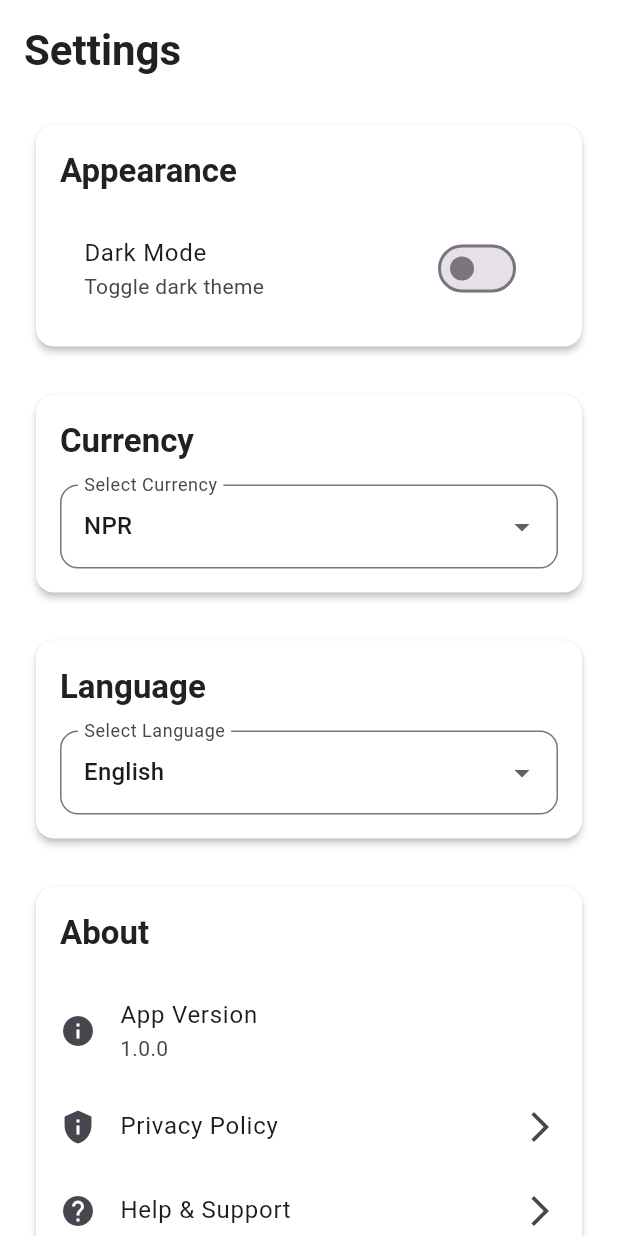
After one commit to aarogyaojha/kharchaplus, a Flutter app: the SettingsScreen screen opened by its route, on a phone screen of 412 x 824 dp. The commit adds this screen. Run offline on Flutter 3.47's test engine with Material 3 defaults, Android fonts, the light colour scheme and no system bars; our stand-ins replace fl_chart.

Commit message:
created a basic app

```diff
--- /dev/null
+++ b/lib/presentation/routes/app_router.dart
@@ -0,0 +1,32 @@
+import 'package:flutter/material.dart';
+import '../screens/home/home_screen.dart';
+import '../screens/add_expense/add_expense_screen.dart';
+import '../screens/expense_list/expense_list_screen.dart';
+import '../screens/transit/transit_screen.dart';
+import '../screens/dashboard/dashboard_screen.dart';
+import '../screens/settings/settings_screen.dart';
+
+class AppRouter {
+  static Route<dynamic> generateRoute(RouteSettings settings) {
+    switch (settings.name) {
+      case '/':
+        return MaterialPageRoute(builder: (_) => const HomeScreen());
+      case '/add-expense':
+        return MaterialPageRoute(builder: (_) => const AddExpenseScreen());
+      case '/expenses':
+        return MaterialPageRoute(builder: (_) => const ExpenseListScreen());
+      case '/transit':
+        return MaterialPageRoute(builder: (_) => const TransitScreen());
+      case '/dashboard':
+        return MaterialPageRoute(builder: (_) => const DashboardScreen());
+      case '/settings':
+        return MaterialPageRoute(builder: (_) => const SettingsScreen());
+      default:
+        return MaterialPageRoute(
+          builder: (_) => Scaffold(
+            body: Center(child: Text('No route defined for ${settings.name}')),
+          ),
+        );
+    }
+  }
+}
--- /dev/null
+++ b/lib/presentation/screens/settings/settings_screen.dart
@@ -0,0 +1,192 @@
+import 'package:flutter/material.dart';
+import '../../widgets/shared/app_card.dart';
+
+class SettingsScreen extends StatefulWidget {
+  const SettingsScreen({Key? key}) : super(key: key);
+
+  @override
+  State<SettingsScreen> createState() => _SettingsScreenState();
+}
+
+class _SettingsScreenState extends State<SettingsScreen> {
+  bool _isDarkMode = false;
+  String _selectedCurrency = 'NPR';
+  String _selectedLanguage = 'English';
+
+  final List<String> _currencies = ['NPR', 'USD', 'INR', 'EUR'];
+  final List<String> _languages = ['English', 'Nepali'];
+
+  @override
+  Widget build(BuildContext context) {
+    return SingleChildScrollView(
+      padding: const EdgeInsets.all(16),
+      child: Column(
+        crossAxisAlignment: CrossAxisAlignment.start,
+        children: [
+          Text('Settings', style: Theme.of(context).textTheme.headlineLarge),
+          const SizedBox(height: 24),
+
+          // Appearance Section
+          AppCard(
+            child: Column(
+              crossAxisAlignment: CrossAxisAlignment.start,
+              children: [
+                Text(
+                  'Appearance',
+                  style: Theme.of(context).textTheme.headlineMedium,
+                ),
+                const SizedBox(height: 16),
+                SwitchListTile(
+                  title: const Text('Dark Mode'),
+                  subtitle: const Text('Toggle dark theme'),
+                  value: _isDarkMode,
+                  onChanged: (value) {
+                    setState(() {
+                      _isDarkMode = value;
+                    });
+                    // Note: In a real app, this would update the theme
+                    ScaffoldMessenger.of(context).showSnackBar(
+                      SnackBar(
+                        content: Text(
+                          _isDarkMode
+                              ? 'Dark mode enabled'
+                              : 'Light mode enabled',
+                        ),
+                      ),
+                    );
+                  },
+                ),
+              ],
+            ),
+          ),
+
+          const SizedBox(height: 16),
+
+          // Currency Section
+          AppCard(
+            child: Column(
+              crossAxisAlignment: CrossAxisAlignment.start,
+              children: [
+                Text(
+                  'Currency',
+                  style: Theme.of(context).textTheme.headlineMedium,
+                ),
+                const SizedBox(height: 16),
+                DropdownButtonFormField<String>(
+                  value: _selectedCurrency,
+                  decoration: InputDecoration(
+                    labelText: 'Select Currency',
+                    border: OutlineInputBorder(
+                      borderRadius: BorderRadius.circular(12),
+                    ),
+                  ),
+                  items: _currencies.map((currency) {
+                    return DropdownMenuItem<String>(
+                      value: currency,
+                      child: Text(currency),
+                    );
+                  }).toList(),
+                  onChanged: (value) {
+                    setState(() {
+                      _selectedCurrency = value!;
+                    });
+                    ScaffoldMessenger.of(context).showSnackBar(
+                      SnackBar(content: Text('Currency changed to $value')),
+                    );
+                  },
+                ),
+              ],
+            ),
+          ),
+
+          const SizedBox(height: 16),
+
+          // Language Section
+          AppCard(
+            child: Column(
+              crossAxisAlignment: CrossAxisAlignment.start,
+              children: [
+                Text(
+                  'Language',
+                  style: Theme.of(context).textTheme.headlineMedium,
+                ),
+                const SizedBox(height: 16),
+                DropdownButtonFormField<String>(
+                  value: _selectedLanguage,
+                  decoration: InputDecoration(
+                    labelText: 'Select Language',
+                    border: OutlineInputBorder(
+                      borderRadius: BorderRadius.circular(12),
+                    ),
+                  ),
+                  items: _languages.map((language) {
+                    return DropdownMenuItem<String>(
+                      value: language,
+                      child: Text(language),
+                    );
+                  }).toList(),
+                  onChanged: (value) {
+                    setState(() {
+                      _selectedLanguage = value!;
+                    });
+                    ScaffoldMessenger.of(context).showSnackBar(
+                      SnackBar(content: Text('Language changed to $value')),
+                    );
+                  },
+                ),
+              ],
+            ),
+          ),
+
+          const SizedBox(height: 16),
+
+          // About Section
+          AppCard(
+            child: Column(
+              crossAxisAlignment: CrossAxisAlignment.start,
+              children: [
+                Text(
+                  'About',
+                  style: Theme.of(context).textTheme.headlineMedium,
+                ),
+                const SizedBox(height: 16),
+                ListTile(
+                  leading: const Icon(Icons.info),
+                  title: const Text('App Version'),
+                  subtitle: const Text('1.0.0'),
+                  contentPadding: EdgeInsets.zero,
+                ),
+                ListTile(
+                  leading: const Icon(Icons.privacy_tip),
+                  title: const Text('Privacy Policy'),
+                  trailing: const Icon(Icons.arrow_forward_ios),
+                  contentPadding: EdgeInsets.zero,
+                  onTap: () {
+                    ScaffoldMessenger.of(context).showSnackBar(
+                      const SnackBar(
+                        content: Text('Privacy Policy - Coming soon'),
+                      ),
+                    );
+                  },
+                ),
+                ListTile(
+                  leading: const Icon(Icons.help),
+                  title: const Text('Help & Support'),
+                  trailing: const Icon(Icons.arrow_forward_ios),
+                  contentPadding: EdgeInsets.zero,
+                  onTap: () {
+                    ScaffoldMessenger.of(context).showSnackBar(
+                      const SnackBar(
+                        content: Text('Help & Support - Coming soon'),
+                      ),
+                    );
+                  },
+                ),
+              ],
+            ),
+          ),
+        ],
+      ),
+    );
+  }
+}
--- a/pubspec.yaml
+++ b/pubspec.yaml
@@ -34,6 +34,7 @@ dependencies:
   # The following adds the Cupertino Icons font to your application.
   # Use with the CupertinoIcons class for iOS style icons.
   cupertino_icons: ^1.0.8
+  fl_chart: ^1.0.0
 
 dev_dependencies:
   flutter_test:
```
Also changed, not shown: lib/presentation/screens/dashboard/dashboard_screen.dart (added, +180 -0 lines), lib/presentation/screens/home/home_screen.dart (+7 -1 lines), pubspec.lock.
